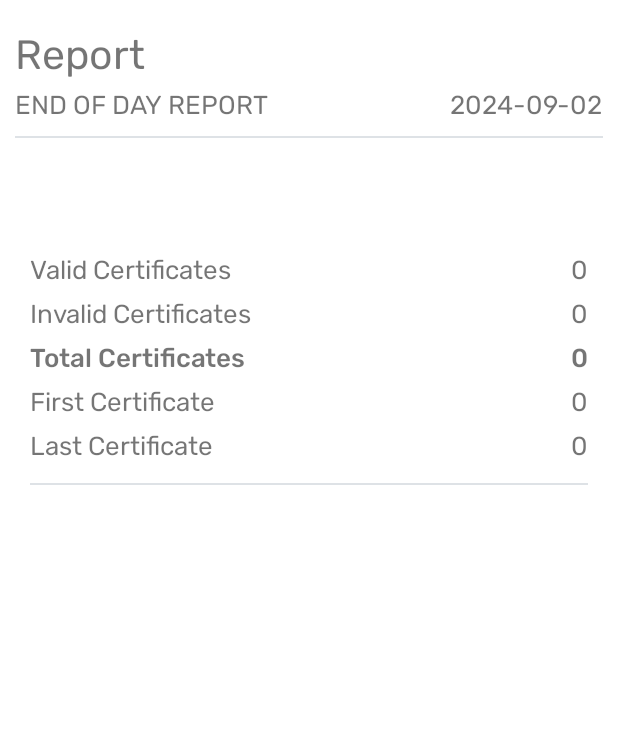
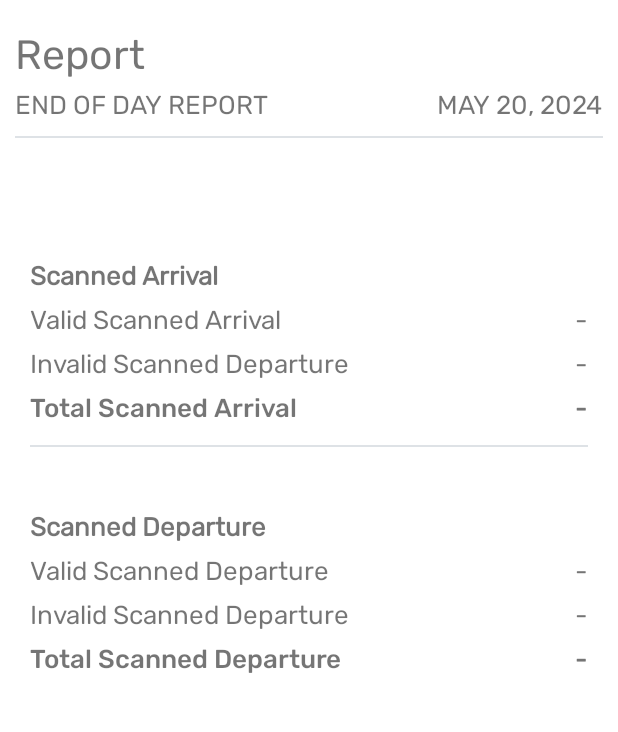
Before and after one commit to Rahisi-Solution/zic_pos, an Android app: the ReportActivity screen opened directly, with no data from a screen before it, on a phone screen of 412 x 824 dp, the part 184-916 px from its top. Run offline under Robolectric (Android 15) with nearby library versions, the light colour scheme and no system bars.

Commit message:
UI Changes & Report

```diff
--- a/app/src/main/java/com/example/zicapp/ReportActivity.java
+++ b/app/src/main/java/com/example/zicapp/ReportActivity.java
@@ -21,7 +21,6 @@ import java.util.Locale;
 
 public class ReportActivity extends AppCompatActivity {
     OfflineDB offlineDB = new OfflineDB(ReportActivity.this);
-
     TextView validCertificate;
     TextView inValidCertificate;
     TextView totalCertificates;
@@ -39,74 +38,75 @@ public class ReportActivity extends AppCompatActivity {
     protected void onCreate(Bundle savedInstanceState) {
         super.onCreate(savedInstanceState);
         setContentView(R.layout.activity_report);
-
-        validCertificate = findViewById(R.id.valid_certificates_value);
-        inValidCertificate = findViewById(R.id.invalid_certificates_value);
-        totalCertificates = findViewById(R.id.total_certificates_count);
-        firstCertificate = findViewById(R.id.first_certificate_value);
-        lastCertificate = findViewById(R.id.last_certificate_value);
-
-        valid_certificate = offlineDB.totalCertificates();
-        invalid_certificate = offlineDB.totalInvalidCertificates();
-             first_certificate = offlineDB.getFirstCertificate().length();
-        last_certificate = offlineDB.getLastCertificate().length();
-        total_certificates = valid_certificate + invalid_certificate;
-
-        validCertificate.setText(String.valueOf(valid_certificate));
-        inValidCertificate.setText(String.valueOf(invalid_certificate));
-        firstCertificate.setText(String.valueOf(first_certificate));
-        lastCertificate.setText(String.valueOf(last_certificate));
-        totalCertificates.setText(String.valueOf(total_certificates));
-
-        getFirstCertificate();
-        getLastCertificate();
-
-        showTodayDate();
-        today_date_report = new SimpleDateFormat("yyyy-MM-dd HH:mm:ss", Locale.getDefault()).format(Calendar.getInstance().getTime());
-    }
-
-    // Get first Certificate Reference Number
-    public void getFirstCertificate() {
-        JSONArray firstCheckin = offlineDB.getFirstCertificate();
-        for (int i = 0; i < firstCheckin.length(); i++) {
-            try {
-                JSONObject _firstCheckin = firstCheckin.getJSONObject(i);
-                String first_certificate_ref = _firstCheckin.getString("reference_number");
-                firstCertificate.setText(first_certificate_ref);
-            } catch (JSONException exception) {
-                exception.printStackTrace();
-            }
-        }
-    }
-
-    // Get last Certificate Reference Number
-    public void getLastCertificate() {
-        JSONArray lastCheckin = offlineDB.getLastCertificate();
-
-        for (int i = 0; i < lastCheckin.length(); i++) {
-            try {
-                JSONObject _lastCertificate = lastCheckin.getJSONObject(i);
-                String last_certificate_ref = _lastCertificate.getString("reference_number");
-                lastCertificate.setText(last_certificate_ref);
-            } catch (JSONException exception) {
-                exception.printStackTrace();
-            }
-        }
-    }
-
-    // Call the method to show today's date
-    public void showTodayDate() {
-        String todayDate = new SimpleDateFormat("yyyy-MM-dd", Locale.getDefault()).format(new Date());
-        TextView dateReport = findViewById(R.id.today_date_report);
-        dateReport.setText(todayDate);
-    }
-
-    // When back button key is presses return to Home Screen
-    @Override
-    public void onBackPressed() {
-        Intent intent = new Intent(ReportActivity.this, HomeActivity.class);
-        startActivity(intent);
-        finish();
-        super.onBackPressed();
-    }
+//
+////        validCertificate = findViewById(R.id.valid_certificates_value);
+////        inValidCertificate = findViewById(R.id.invalid_certificates_value);
+////        totalCertificates = findViewById(R.id.total_certificates_count);
+////        firstCertificate = findViewById(R.id.first_certificate_value);
+////        lastCertificate = findViewById(R.id.last_certificate_value);
+//
+////        valid_certificate = offlineDB.totalCertificates();
+////        invalid_certificate = offlineDB.totalInvalidCertificates();
+////        first_certificate = offlineDB.getFirstCertificate().length();
+////        last_certificate = offlineDB.getLastCertificate().length();
+////        total_certificates = valid_certificate + invalid_certificate;
+////
+////        validCertificate.setText(String.valueOf(valid_certificate));
+////        inValidCertificate.setText(String.valueOf(invalid_certificate));
+////        firstCertificate.setText(String.valueOf(first_certificate));
+////        lastCertificate.setText(String.valueOf(last_certificate));
+////        totalCertificates.setText(String.valueOf(total_certificates));
+//
+//        getFirstCertificate();
+//        getLastCertificate();
+//
+//        showTodayDate();
+//        today_date_report = new SimpleDateFormat("yyyy-MM-dd HH:mm:ss", Locale.getDefault()).format(Calendar.getInstance().getTime());
+//    }
+//
+//    // Get first Certificate Reference Number
+//    public void getFirstCertificate() {
+//        JSONArray firstCheckin = offlineDB.getFirstCertificate();
+//        for (int i = 0; i < firstCheckin.length(); i++) {
+//            try {
+//                JSONObject _firstCheckin = firstCheckin.getJSONObject(i);
+//                String first_certificate_ref = _firstCheckin.getString("reference_number");
+//                firstCertificate.setText(first_certificate_ref);
+//            } catch (JSONException exception) {
+//                exception.printStackTrace();
+//            }
+//        }
+//    }
+//
+//    // Get last Certificate Reference Number
+//    public void getLastCertificate() {
+//        JSONArray lastCheckin = offlineDB.getLastCertificate();
+//
+//        for (int i = 0; i < lastCheckin.length(); i++) {
+//            try {
+//                JSONObject _lastCertificate = lastCheckin.getJSONObject(i);
+//                String last_certificate_ref = _lastCertificate.getString("reference_number");
+//                lastCertificate.setText(last_certificate_ref);
+//            } catch (JSONException exception) {
+//                exception.printStackTrace();
+//            }
+//        }
+//    }
+//
+//    // Call the method to show today's date
+//    public void showTodayDate() {
+//        String todayDate = new SimpleDateFormat("yyyy-MM-dd", Locale.getDefault()).format(new Date());
+//        TextView dateReport = findViewById(R.id.today_date_report);
+//        dateReport.setText(todayDate);
+//    }
+//
+//    // When back button key is presses return to Home Screen
+//    @Override
+//    public void onBackPressed() {
+//        Intent intent = new Intent(ReportActivity.this, HomeActivity.class);
+//        startActivity(intent);
+//        finish();
+//        super.onBackPressed();
+//    }
 }
+}
--- a/app/src/main/java/com/example/zicapp/utils/Config.java
+++ b/app/src/main/java/com/example/zicapp/utils/Config.java
@@ -6,6 +6,7 @@ public class Config {
 
     // Local endPoint
     //public static final String ENDPOINT = "http://172.16.10.165:7500/pos/";
+    //public static final String ENDPOINT = "http://172.16.10.161:2002/pos/";
 
     // Online endPoint
     public static final String ENDPOINT = "https://earrival.rahisi.co.tz/api/pos/";
--- a/app/src/main/res/layout/activity_login.xml
+++ b/app/src/main/res/layout/activity_login.xml
@@ -1,5 +1,6 @@
 <?xml version="1.0" encoding="utf-8"?>
-<androidx.constraintlayout.widget.ConstraintLayout xmlns:android="http://schemas.android.com/apk/res/android"
+<androidx.constraintlayout.widget.ConstraintLayout
+    xmlns:android="http://schemas.android.com/apk/res/android"
     xmlns:app="http://schemas.android.com/apk/res-auto"
     xmlns:tools="http://schemas.android.com/tools"
     android:layout_width="match_parent"
--- a/app/src/main/res/layout/activity_report.xml
+++ b/app/src/main/res/layout/activity_report.xml
@@ -1,5 +1,6 @@
 <?xml version="1.0" encoding="utf-8"?>
-<androidx.constraintlayout.widget.ConstraintLayout xmlns:android="http://schemas.android.com/apk/res/android"
+<androidx.constraintlayout.widget.ConstraintLayout
+    xmlns:android="http://schemas.android.com/apk/res/android"
     xmlns:app="http://schemas.android.com/apk/res-auto"
     xmlns:tools="http://schemas.android.com/tools"
     android:layout_width="match_parent"
@@ -124,12 +125,33 @@
             android:layout_height="wrap_content"
             android:layout_gravity="start"
             android:fontFamily="@font/rubik_regular"
-            android:text="@string/valid_certificates"
+            android:text="@string/arrival_heading_certificates"
+            android:textAllCaps="false"
+            android:textStyle="bold"
+            android:textSize="17sp" />
+
+        <TextView
+            android:id="@+id/checkin_header_title"
+            android:layout_width="wrap_content"
+            android:layout_height="wrap_content"
+            android:layout_gravity="end"
+            android:fontFamily="@font/rubik_regular"
+            android:paddingVertical="4dp"
+            android:text=" "
             android:textAllCaps="false"
             android:textSize="17sp" />
 
         <TextView
-            android:id="@+id/valid_certificates_value"
+            android:layout_width="wrap_content"
+            android:layout_height="wrap_content"
+            android:layout_gravity="start"
+            android:fontFamily="@font/rubik_regular"
+            android:text="@string/valid_arrival_certificates"
+            android:textAllCaps="false"
+            android:textSize="17sp" />
+
+        <TextView
+            android:id="@+id/valid_arrival_value"
             android:layout_width="wrap_content"
             android:layout_height="wrap_content"
             android:layout_gravity="end"
@@ -145,12 +167,12 @@
             android:layout_gravity="start"
             android:fontFamily="@font/rubik_regular"
             android:paddingVertical="4dp"
-            android:text="@string/invalid_certificates"
+            android:text="@string/invalid_arrival_certificates"
             android:textAllCaps="false"
             android:textSize="17sp" />
 
         <TextView
-            android:id="@+id/invalid_certificates_value"
+            android:id="@+id/invalid_arrival_value"
             android:layout_width="wrap_content"
             android:layout_height="wrap_content"
             android:layout_gravity="end"
@@ -165,16 +187,75 @@
             android:layout_gravity="start"
             android:fontFamily="@font/rubik_medium"
             android:paddingVertical="4dp"
-            android:text="@string/total_certificates"
+            android:text="@string/total_arrival_certificates"
             android:textAllCaps="false"
             android:textSize="17sp" />
 
         <TextView
-            android:id="@+id/total_certificates_count"
+            android:id="@+id/total_arrival_count"
             android:layout_width="wrap_content"
             android:layout_height="wrap_content"
             android:layout_gravity="end"
             android:fontFamily="@font/rubik_medium"
+            android:text="-"
+            android:textAllCaps="false"
+            android:textSize="17sp" />
+
+    </GridLayout>
+
+    <GridLayout
+        android:id="@+id/checkout_layout"
+        android:layout_width="match_parent"
+        android:layout_height="wrap_content"
+        android:layout_marginHorizontal="20dp"
+        android:layout_marginTop="10dp"
+        android:columnCount="2"
+        android:rowCount="5"
+        android:visibility="visible"
+        app:layout_constraintBottom_toBottomOf="parent"
+        app:layout_constraintEnd_toEndOf="parent"
+        app:layout_constraintHorizontal_bias="0.25"
+        app:layout_constraintStart_toStartOf="parent"
+        app:layout_constraintTop_toBottomOf="@id/checkin_layout"
+        app:layout_constraintVertical_bias="0.14">
+
+        <TextView
+            android:layout_width="wrap_content"
+            android:layout_height="wrap_content"
+            android:layout_gravity="start"
+            android:fontFamily="@font/rubik_regular"
+            android:text="@string/departure_heading_certificates"
+            android:textAllCaps="false"
+            android:textStyle="bold"
+            android:textSize="17sp" />
+
+        <TextView
+            android:id="@+id/checkout_header_title"
+            android:layout_width="wrap_content"
+            android:layout_height="wrap_content"
+            android:layout_gravity="end"
+            android:fontFamily="@font/rubik_regular"
+            android:paddingVertical="4dp"
+            android:text=" "
+            android:textAllCaps="false"
+            android:textSize="17sp" />
+
+        <TextView
+            android:layout_width="wrap_content"
+            android:layout_height="wrap_content"
+            android:layout_gravity="start"
+            android:fontFamily="@font/rubik_regular"
+            android:text="@string/valid_departure_certificates"
+            android:textAllCaps="false"
+            android:textSize="17sp" />
+
+        <TextView
+            android:id="@+id/valid_departure_value"
+            android:layout_width="wrap_content"
+            android:layout_height="wrap_content"
+            android:layout_gravity="end"
+            android:fontFamily="@font/rubik_regular"
+            android:paddingVertical="4dp"
             android:text="-"
             android:textAllCaps="false"
             android:textSize="17sp" />
@@ -185,12 +266,12 @@
             android:layout_gravity="start"
             android:fontFamily="@font/rubik_regular"
             android:paddingVertical="4dp"
-            android:text="@string/first_certificate"
+            android:text="@string/invalid_departure_certificates"
             android:textAllCaps="false"
             android:textSize="17sp" />
 
         <TextView
-            android:id="@+id/first_certificate_value"
+            android:id="@+id/invalid_departure_value"
             android:layout_width="wrap_content"
             android:layout_height="wrap_content"
             android:layout_gravity="end"
@@ -203,18 +284,18 @@
             android:layout_width="wrap_content"
             android:layout_height="wrap_content"
             android:layout_gravity="start"
-            android:fontFamily="@font/rubik_regular"
+            android:fontFamily="@font/rubik_medium"
             android:paddingVertical="4dp"
-            android:text="@string/last_certificate"
+            android:text="@string/total_departure_certificates"
             android:textAllCaps="false"
             android:textSize="17sp" />
 
         <TextView
-            android:id="@+id/last_certificate_value"
+            android:id="@+id/total_departure_count"
             android:layout_width="wrap_content"
             android:layout_height="wrap_content"
             android:layout_gravity="end"
-            android:fontFamily="@font/rubik_regular"
+            android:fontFamily="@font/rubik_medium"
             android:text="-"
             android:textAllCaps="false"
             android:textSize="17sp" />
--- a/app/src/main/res/values/strings.xml
+++ b/app/src/main/res/values/strings.xml
@@ -13,7 +13,8 @@
     <string name="loggedin_date">May 20, 2024</string>
     <string name="checked_in">" "</string>
     <string name="checked_out">Total Visitors</string>
-    <string name="scan_zic_certificate">Scan Certificate</string>
+    <string name="arrival_zic_certificate">Arrival Scan Certificate</string>
+    <string name="departure_zic_certificate">Departure Scan Certificate</string>
     <string name="daily_report">Daily Report</string>
     <string name="settings_card">Settings</string>
     <string name="settings2">Settings</string>
@@ -22,11 +23,19 @@
     <string name="report">Report</string>
     <string name="end_of_day_report">End Of Day Report</string>
     <string name="officer_name2" />
-    <string name="valid_certificates">Valid Certificates</string>
-    <string name="total_certificates">Total Certificates</string>
+    <string name="arrival_heading_certificates">Scanned Arrival</string>
+    <string name="valid_arrival_certificates">Valid Scanned Arrival</string>
+    <string name="invalid_arrival_certificates">Invalid Scanned Departure</string>
+    <string name="total_arrival_certificates">Total Scanned Arrival</string>
+    <string name="departure_heading_certificates">Scanned Departure</string>
+    <string name="valid_departure_certificates">Valid Scanned Departure</string>
+    <string name="invalid_departure_certificates">Invalid Scanned Departure</string>
+    <string name="total_departure_certificates">Total Scanned Departure</string>
     <string name="first_certificate">First Certificate</string>
-    <string name="invalid_certificates">Invalid Certificates</string>
     <string name="last_certificate">Last Certificate</string>
+    <string name="arrived_certificate">Scanned Arrival</string>
+
+    <string name="departure_certificate">Scanned Departure</string>
     <string name="nationality">Nationality</string>
     <string name="arrival_date">Insurance Start Date</string>
     <string name="reference_number">Insurance Number</string>
```
Also changed, not shown: app/src/main/res/layout/activity_home.xml (+66 -41 lines), 1 other file.
